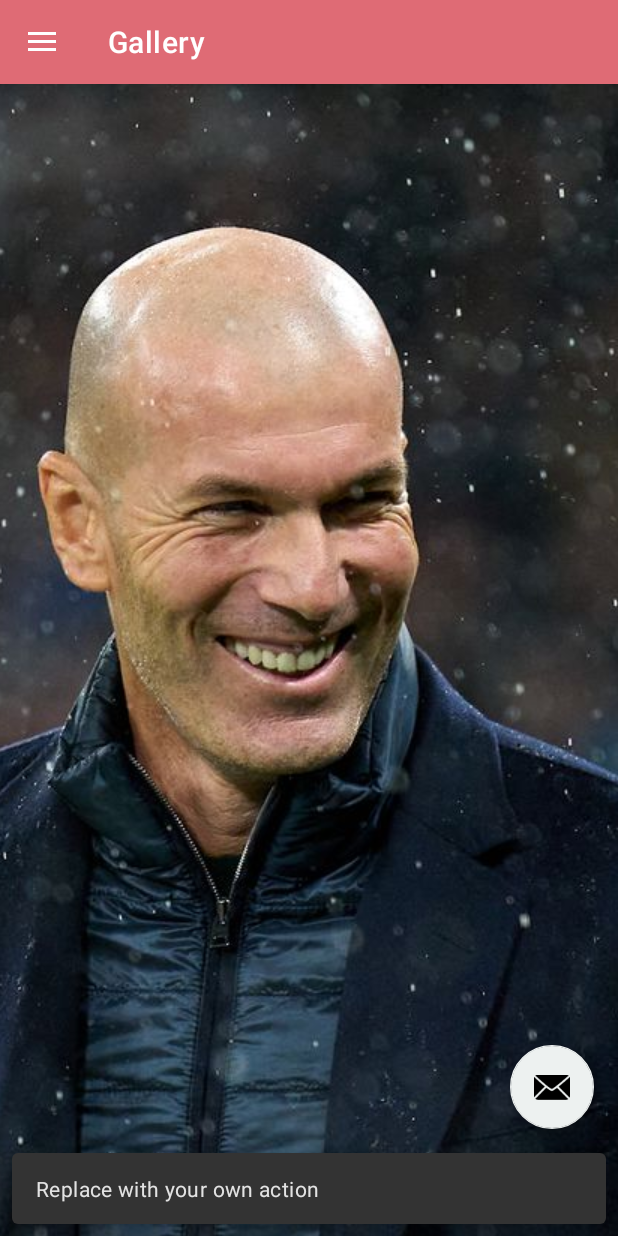
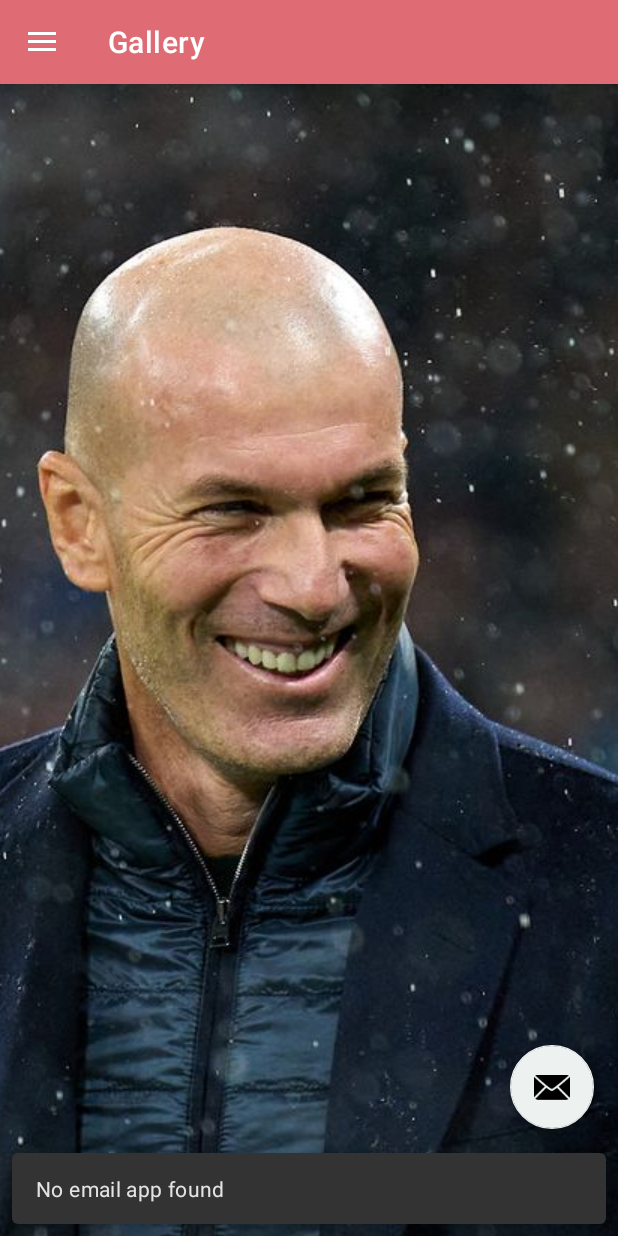
Before and after one commit to emilroy4/team1, an Android app: the screen it shows after launch (MainActivity), in the side drawer, after a tap on "Gallery", on a phone screen of 412 x 824 dp. Run offline under Robolectric (Android 15) with nearby library versions, the phone set to English and light mode, and no system bars; our stand-ins replace navigation-ui; 1 statement that could not run was skipped.

Commit message:
finished mail, connects to gmail app

```diff
--- a/app/src/main/java/com/example/team1/MainActivity.java
+++ b/app/src/main/java/com/example/team1/MainActivity.java
@@ -1,5 +1,7 @@
     package com.example.team1;
 
+    import android.content.Intent;
+    import android.net.Uri;
     import android.os.Bundle;
     import android.view.View;
     import android.view.Menu;
@@ -29,13 +31,15 @@ public class MainActivity extends AppCompatActivity {
             setContentView(binding.getRoot());
 
             setSupportActionBar(binding.appBarMain.toolbar);
+
+            //mail
             binding.appBarMain.fab.setOnClickListener(new View.OnClickListener() {
                 @Override
                 public void onClick(View view) {
-                Snackbar.make(view, "Replace with your own action", Snackbar.LENGTH_LONG)
-                        .setAction("Action", null).show();
+                    sendEmail();
                 }
-        });
+            });//end mail
+
             DrawerLayout drawer = binding.drawerLayout;
             NavigationView navigationView = binding.navView;
             // Passing each menu ID as a set of Ids because each
@@ -62,4 +66,25 @@ public class MainActivity extends AppCompatActivity {
             return NavigationUI.navigateUp(navController, mAppBarConfiguration)
                     || super.onSupportNavigateUp();
         }
+
+        //mail floating
+        private void sendEmail() {
+            // Create an intent to send an email
+            Intent emailIntent = new Intent(Intent.ACTION_SEND);
+            emailIntent.setType("message/rfc822");
+            emailIntent.putExtra(Intent.EXTRA_EMAIL, new String[]{"dublinstrikers@gmail.com"});
+            //emailIntent.putExtra(Intent.EXTRA_SUBJECT, "Subject of the email");
+            //emailIntent.putExtra(Intent.EXTRA_TEXT, "Body of the email");
+
+            // Verify that the intent will resolve to an activity
+            if (emailIntent.resolveActivity(getPackageManager()) != null) {
+                startActivity(emailIntent);
+            } else {
+                // Handle the case where no email app is available
+                Snackbar.make(binding.appBarMain.getRoot(), "No email app found", Snackbar.LENGTH_SHORT).show();
             }
+        }
+
+
+
+    }//end main
--- a/app/src/main/res/layout/fragment_calender.xml
+++ b/app/src/main/res/layout/fragment_calender.xml
@@ -30,7 +30,7 @@
 
     <CalendarView
         android:id="@+id/calendarView"
-        android:layout_width="wrap_content"
+        android:layout_width="409dp"
         android:layout_height="wrap_content"
         android:layout_marginStart="31dp"
         android:layout_marginTop="30dp"
@@ -39,7 +39,8 @@
         app:layout_constraintBottom_toBottomOf="parent"
         app:layout_constraintEnd_toEndOf="parent"
         app:layout_constraintStart_toStartOf="parent"
-        app:layout_constraintTop_toBottomOf="@+id/text_calender" />
+        app:layout_constraintTop_toBottomOf="@+id/text_calender"
+        app:layout_constraintVertical_bias="0.5" />
 
 
 </androidx.constraintlayout.widget.ConstraintLayout>
```
Lines whose indentation alone changed are shown as unchanged.
